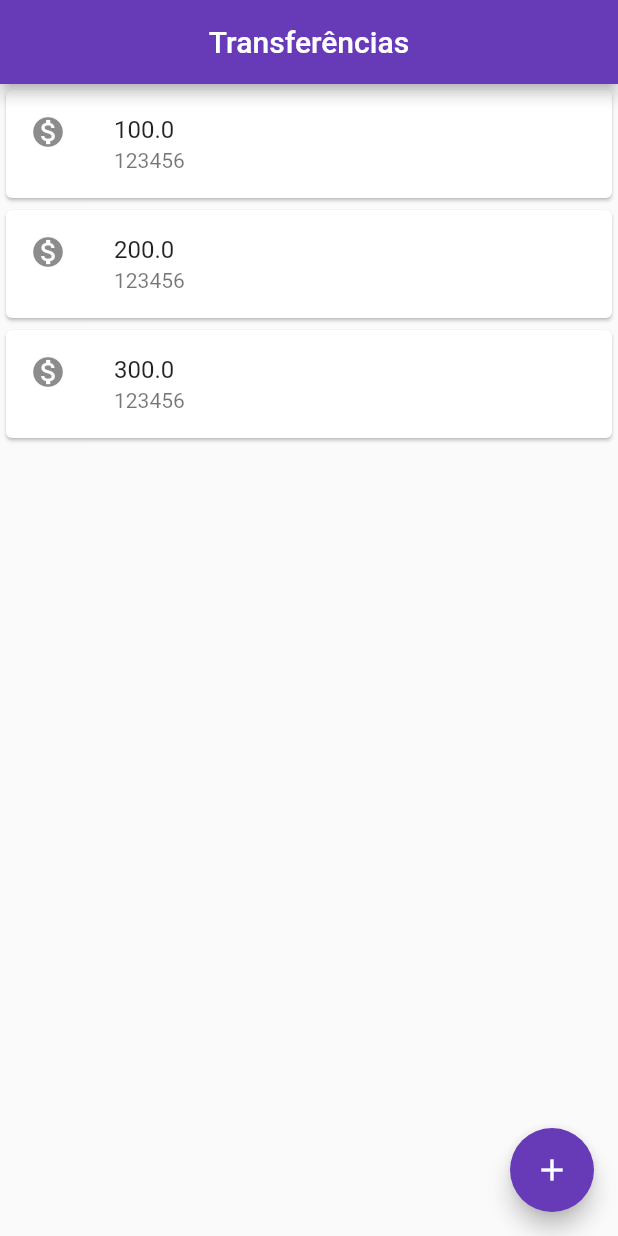
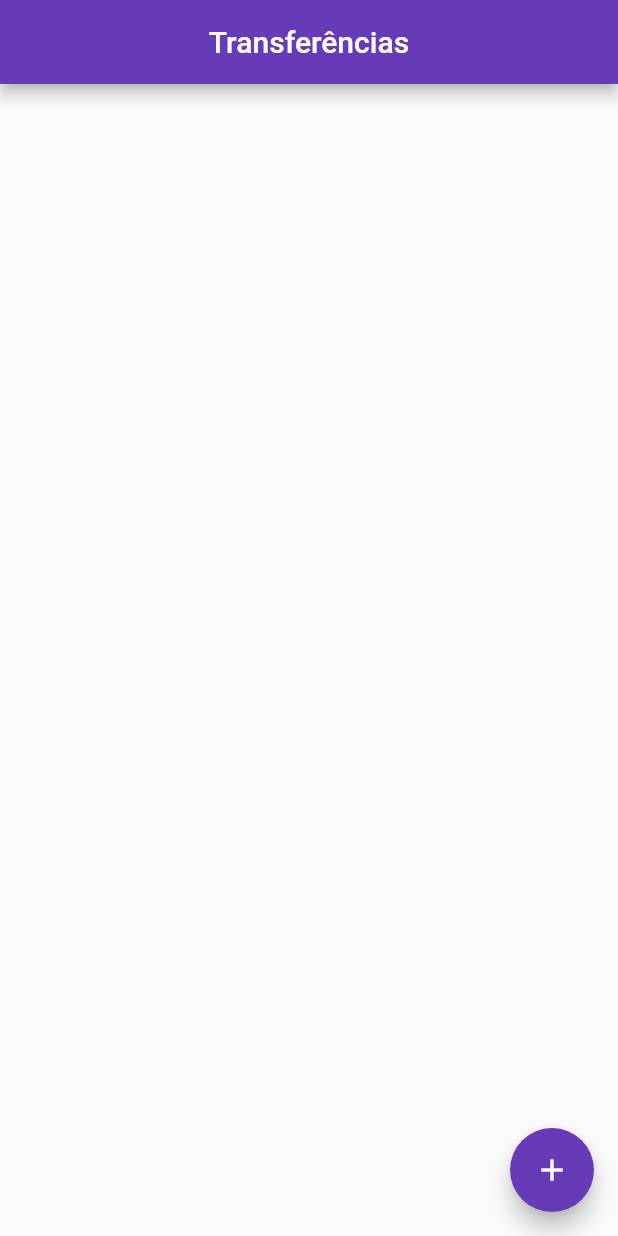
Before and after one commit to luks-rossato/First-Flutter-App, a Flutter app: the screen it shows after launch, on a phone screen of 412 x 824 dp. Run offline on Flutter 3.47's test engine with Material 2 defaults, Android fonts, the phone set to English and light mode, and no system bars.

```diff
--- a/bytebank/lib/main.dart
+++ b/bytebank/lib/main.dart
@@ -92,6 +92,8 @@ class Editor extends StatelessWidget {
 
 class ListaTransferencia extends StatelessWidget {
 
+  final List<Transferencia?> _transferencias = List.empty(growable: true);
+
   Widget build(BuildContext context) {
     return Scaffold(
       appBar: AppBar(
@@ -99,12 +101,12 @@ class ListaTransferencia extends StatelessWidget {
         backgroundColor: Colors.deepPurple,
         centerTitle: true,
       ),
-      body: Column(
-        children: <Widget>[
-          ItemTransferencia(Transferencia(100.0, 123456)),
-          ItemTransferencia(Transferencia(200.0, 123456)),
-          ItemTransferencia(Transferencia(300.0, 123456)),
-        ],
+      body: ListView.builder(
+        itemCount: _transferencias.length,
+        itemBuilder: (context, indice){
+          final transferencia = _transferencias[indice];
+          return ItemTransferencia(transferencia!);
+        },
       ),
       floatingActionButton: FloatingActionButton(
         backgroundColor: Colors.deepPurple,
@@ -115,7 +117,9 @@ class ListaTransferencia extends StatelessWidget {
               Navigator.push(context, MaterialPageRoute(builder: (context) {
             return FormularioTransferencia();
           }));
-          future.then((transferenciaRecebida));
+          future.then((transferenciaRecebida){
+            _transferencias.add(transferenciaRecebida);
+          });
         },
       ),
     );
```
